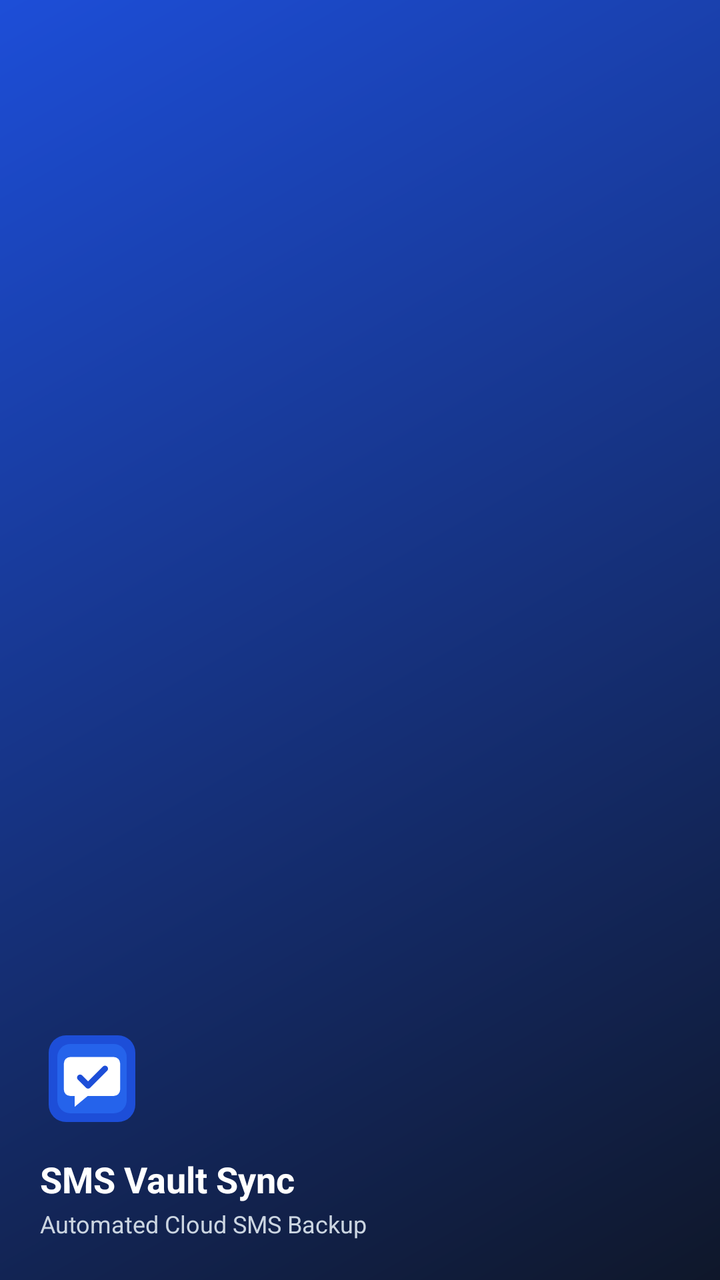
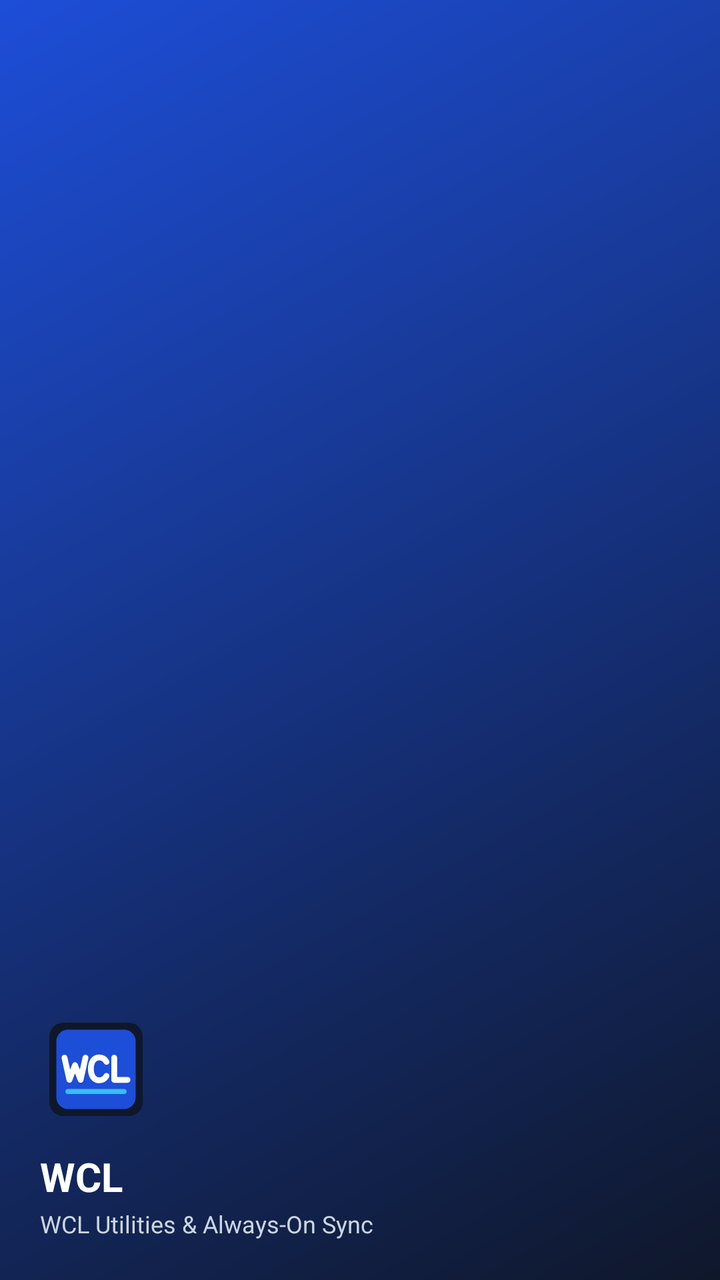

Before-and-after screenshots of an Android layout around one commit, followed by the original layout XML and the change that was made.
<!-- AndroidManifest.xml: application theme Theme.SmsVaultSync -->
<!-- res/layout/nav_header.xml -->
<?xml version="1.0" encoding="utf-8"?>
<LinearLayout xmlns:android="http://schemas.android.com/apk/res/android"
    android:layout_width="match_parent"
    android:layout_height="176dp"
    android:background="@drawable/bg_drawer_header"
    android:gravity="bottom"
    android:orientation="vertical"
    android:padding="20dp">

    <ImageView
        android:layout_width="52dp"
        android:layout_height="52dp"
        android:contentDescription="@string/app_name"
        android:src="@drawable/ic_app_logo" />

    <TextView
        android:layout_width="wrap_content"
        android:layout_height="wrap_content"
        android:layout_marginTop="12dp"
        android:text="@string/app_name"
        android:textColor="#FFFFFF"
        android:textSize="18sp"
        android:textStyle="bold" />

    <TextView
        android:layout_width="wrap_content"
        android:layout_height="wrap_content"
        android:layout_marginTop="2dp"
        android:text="Automated Cloud SMS Backup"
        android:textColor="#CBD5E1"
        android:textSize="12sp" />

</LinearLayout>
<!-- resources referenced by this layout -->
<resources>
  <!-- drawable bg_drawer_header (drawable) -->
  <shape xmlns:android="http://schemas.android.com/apk/res/android"
      android:shape="rectangle">
      <gradient
          android:angle="135"
          android:startColor="#0F172A"
          android:endColor="#1D4ED8"
          android:type="linear" />
  </shape>
  <!-- drawable ic_app_logo (drawable) -->
  <vector xmlns:android="http://schemas.android.com/apk/res/android"
      android:width="108dp"
      android:height="108dp"
      android:viewportWidth="48"
      android:viewportHeight="48">
  
      
      <path
          android:fillColor="#1D4ED8"
          android:pathData="M12,4L36,4A8,8 0 0,1 44,12L44,36A8,8 0 0,1 36,44L12,44A8,8 0 0,1 4,36L4,12A8,8 0 0,1 12,4Z" />
  
      
      <path
          android:fillColor="#2563EB"
          android:pathData="M14,8L34,8A6,6 0 0,1 40,14L40,34A6,6 0 0,1 34,40L14,40A6,6 0 0,1 8,34L8,14A6,6 0 0,1 14,8Z" />
  
      
      <path
          android:fillColor="#FFFFFF"
          android:pathData="M14,14H34A3,3 0 0,1 37,17V29A3,3 0 0,1 34,32H22L16,37V32H14A3,3 0 0,1 11,29V17A3,3 0 0,1 14,14Z" />
  
      
      <path
          android:fillColor="#00000000"
          android:strokeColor="#1D4ED8"
          android:strokeWidth="2.8"
          android:strokeLineCap="round"
          android:strokeLineJoin="round"
          android:pathData="M18.5,23.5L22.2,27.2L30,19.4" />
  </vector>
  <string name="app_name">SMS Vault Sync</string>
  <style name="Theme.SmsVaultSync" parent="Theme.Material3.Light.NoActionBar">
          <item name="colorPrimary">#2563EB</item>
          <item name="colorOnPrimary">#FFFFFF</item>
          <item name="colorSecondary">#0F172A</item>
          <item name="colorSurface">#FFFFFF</item>
          <item name="android:statusBarColor">#0F172A</item>
      </style>
</resources>

<!-- the commit's change to res/layout/nav_header.xml (unified diff, before → after) -->
@@ -8,8 +8,8 @@
     android:padding="20dp">
 
     <ImageView
-        android:layout_width="52dp"
-        android:layout_height="52dp"
+        android:layout_width="56dp"
+        android:layout_height="56dp"
         android:contentDescription="@string/app_name"
         android:src="@drawable/ic_app_logo" />
 
@@ -19,14 +19,14 @@
         android:layout_marginTop="12dp"
         android:text="@string/app_name"
         android:textColor="#FFFFFF"
-        android:textSize="18sp"
+        android:textSize="20sp"
         android:textStyle="bold" />
 
     <TextView
         android:layout_width="wrap_content"
         android:layout_height="wrap_content"
         android:layout_marginTop="2dp"
-        android:text="Automated Cloud SMS Backup"
+        android:text="WCL Utilities &amp; Always-On Sync"
         android:textColor="#CBD5E1"
         android:textSize="12sp" />
 
<!-- resource entries referenced after the edit -->
@@ -18,29 +18,50 @@
   
       
       <path
-          android:fillColor="#1D4ED8"
-          android:pathData="M12,4L36,4A8,8 0 0,1 44,12L44,36A8,8 0 0,1 36,44L12,44A8,8 0 0,1 4,36L4,12A8,8 0 0,1 12,4Z" />
+          android:fillColor="#0F172A"
+          android:pathData="M10,4L38,4A6,6 0 0,1 44,10L44,38A6,6 0 0,1 38,44L10,44A6,6 0 0,1 4,38L4,10A6,6 0 0,1 10,4Z" />
   
       
       <path
-          android:fillColor="#2563EB"
-          android:pathData="M14,8L34,8A6,6 0 0,1 40,14L40,34A6,6 0 0,1 34,40L14,40A6,6 0 0,1 8,34L8,14A6,6 0 0,1 14,8Z" />
-  
-      
-      <path
-          android:fillColor="#FFFFFF"
-          android:pathData="M14,14H34A3,3 0 0,1 37,17V29A3,3 0 0,1 34,32H22L16,37V32H14A3,3 0 0,1 11,29V17A3,3 0 0,1 14,14Z" />
+          android:fillColor="#1D4ED8"
+          android:pathData="M12,7L36,7A5,5 0 0,1 41,12L41,36A5,5 0 0,1 36,41L12,41A5,5 0 0,1 7,36L7,12A5,5 0 0,1 12,7Z" />
   
       
       <path
           android:fillColor="#00000000"
-          android:strokeColor="#1D4ED8"
-          android:strokeWidth="2.8"
+          android:strokeColor="#FFFFFF"
+          android:strokeWidth="2.5"
           android:strokeLineCap="round"
           android:strokeLineJoin="round"
-          android:pathData="M18.5,23.5L22.2,27.2L30,19.4" />
+          android:pathData="M10.5,19L12.6,28.5L15,22.2L17.4,28.5L19.5,19" />
+  
+      
+      <path
+          android:fillColor="#00000000"
+          android:strokeColor="#FFFFFF"
+          android:strokeWidth="2.5"
+          android:strokeLineCap="round"
+          android:strokeLineJoin="round"
+          android:pathData="M28.5,20.8C27.8,19.5 26.6,18.9 25.3,18.9C23.1,18.9 21.8,20.9 21.8,23.8C21.8,26.7 23.1,28.7 25.3,28.7C26.6,28.7 27.8,28.1 28.5,26.8" />
+  
+      
+      <path
+          android:fillColor="#00000000"
+          android:strokeColor="#FFFFFF"
+          android:strokeWidth="2.5"
+          android:strokeLineCap="round"
+          android:strokeLineJoin="round"
+          android:pathData="M31.8,19V28.5H37.5" />
+  
+      
+      <path
+          android:fillColor="#00000000"
+          android:strokeColor="#38BDF8"
+          android:strokeWidth="2.2"
+          android:strokeLineCap="round"
+          android:pathData="M12,33.5H36" />
   </vector>
-  <string name="app_name">SMS Vault Sync</string>
+  <string name="app_name">WCL</string>
   <style name="Theme.SmsVaultSync" parent="Theme.Material3.Light.NoActionBar">
           <item name="colorPrimary">#2563EB</item>
           <item name="colorOnPrimary">#FFFFFF</item>
